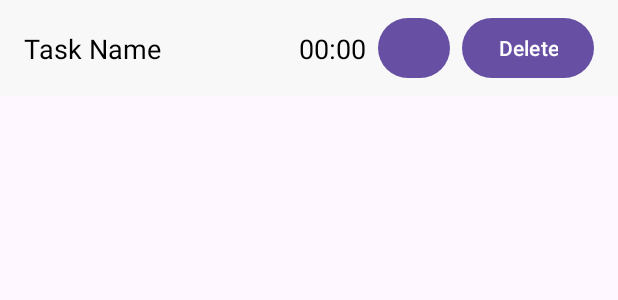
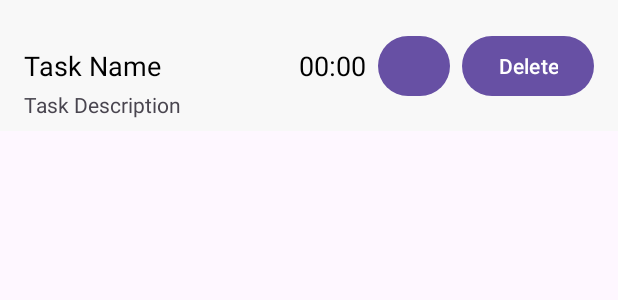
Before and after one commit to pamuditha-senanayake/MAD_3, an Android app: the layout task_item.xml on its own in the app's theme, with its tools: preview values and no code run, on a phone screen of 412 x 824 dp. Shown: the top 300 px of the screen. Run offline under Robolectric (Android 15) with nearby library versions, the phone set to English and light mode, and no system bars.

Commit message:
update function added too

```diff
--- a/app/src/main/res/layout/task_item.xml
+++ b/app/src/main/res/layout/task_item.xml
@@ -51,4 +51,16 @@
         app:layout_constraintTop_toTopOf="parent"
         app:layout_constraintBottom_toBottomOf="parent"
         android:layout_marginEnd="8dp"/>
+
+    <TextView
+        android:id="@+id/textViewDescription"
+        android:layout_width="0dp"
+        android:layout_height="wrap_content"
+        android:text="Task Description"
+        android:textSize="14sp"
+        app:layout_constraintTop_toBottomOf="@+id/textViewDuration"
+        app:layout_constraintStart_toStartOf="@+id/textViewTask"
+        app:layout_constraintEnd_toEndOf="@+id/textViewTask"
+        app:layout_constraintBottom_toBottomOf="parent"
+        android:layout_marginTop="4dp"/>
 </androidx.constraintlayout.widget.ConstraintLayout>
```
Also changed, not shown: app/src/main/java/com/example/task/MainActivity.kt (+67 -8 lines), 5 other files.
